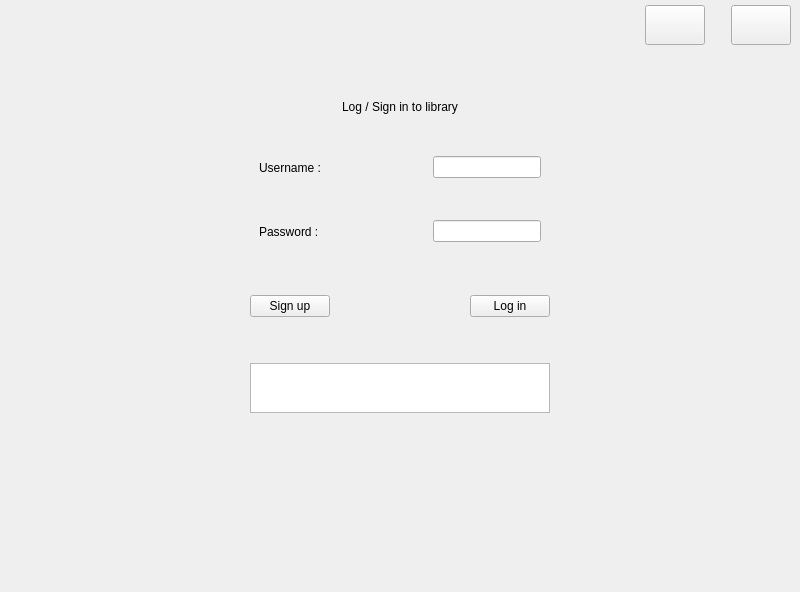
AminNaghiyan/uiap92_project, file Project/mainwindow.ui: the form before one commit.
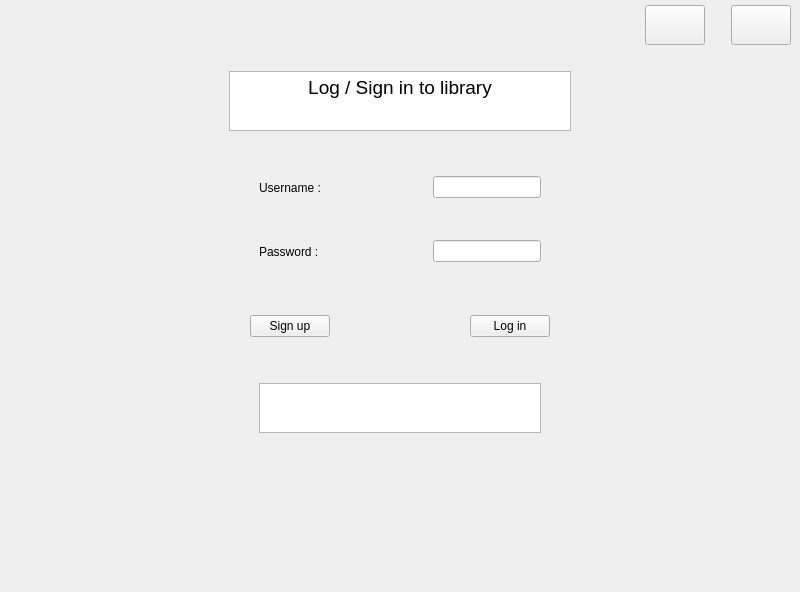
The form after the commit. Icons and pictures are not drawn.

The edit to the form file:
```diff
--- a/Project/mainwindow.ui
+++ b/Project/mainwindow.ui
@@ -97,13 +97,29 @@
       </item>
      </layout>
     </item>
+    <item>
+     <spacer name="verticalSpacer_3">
+      <property name="orientation">
+       <enum>Qt::Vertical</enum>
+      </property>
+      <property name="sizeType">
+       <enum>QSizePolicy::Fixed</enum>
+      </property>
+      <property name="sizeHint" stdset="0">
+       <size>
+        <width>20</width>
+        <height>20</height>
+       </size>
+      </property>
+     </spacer>
+    </item>
     <item>
      <layout class="QHBoxLayout" name="horizontalLayout_9">
       <property name="leftMargin">
        <number>0</number>
       </property>
       <property name="topMargin">
-       <number>40</number>
+       <number>0</number>
       </property>
       <property name="rightMargin">
        <number>0</number>
@@ -121,58 +137,33 @@
         </property>
         <property name="sizeHint" stdset="0">
          <size>
-          <width>200</width>
-          <height>0</height>
+          <width>220</width>
+          <height>20</height>
          </size>
         </property>
        </spacer>
       </item>
       <item>
-       <widget class="QWidget" name="verticalWidget_2" native="true">
+       <widget class="QTextBrowser" name="textBrowser_2">
         <property name="sizePolicy">
          <sizepolicy hsizetype="Fixed" vsizetype="Fixed">
-          <horstretch>200</horstretch>
-          <verstretch>100</verstretch>
+          <horstretch>0</horstretch>
+          <verstretch>0</verstretch>
          </sizepolicy>
         </property>
-        <property name="minimumSize">
+        <property name="maximumSize">
          <size>
-          <width>0</width>
-          <height>40</height>
+          <width>16777214</width>
+          <height>60</height>
          </size>
         </property>
-        <layout class="QVBoxLayout" name="verticalLayout_9">
-         <property name="topMargin">
-          <number>1</number>
-         </property>
-         <item>
-          <widget class="QLabel" name="label_3">
-           <property name="sizePolicy">
-            <sizepolicy hsizetype="Fixed" vsizetype="Fixed">
-             <horstretch>10</horstretch>
-             <verstretch>10</verstretch>
-            </sizepolicy>
-           </property>
-           <property name="minimumSize">
-            <size>
-             <width>10</width>
-             <height>10</height>
-            </size>
-           </property>
-           <property name="font">
-            <font>
-             <strikeout>false</strikeout>
-            </font>
-           </property>
-           <property name="layoutDirection">
-            <enum>Qt::LeftToRight</enum>
-           </property>
-           <property name="text">
-            <string>Log / Sign in to library</string>
-           </property>
-          </widget>
-         </item>
-        </layout>
+        <property name="html">
+         <string>&lt;!DOCTYPE HTML PUBLIC &quot;-//W3C//DTD HTML 4.0//EN&quot; &quot;http://www.w3.org/TR/REC-html40/strict.dtd&quot;&gt;
+&lt;html&gt;&lt;head&gt;&lt;meta name=&quot;qrichtext&quot; content=&quot;1&quot; /&gt;&lt;style type=&quot;text/css&quot;&gt;
+p, li { white-space: pre-wrap; }
+&lt;/style&gt;&lt;/head&gt;&lt;body style=&quot; font-family:'MS Shell Dlg 2'; font-size:8.05594pt; font-weight:400; font-style:normal;&quot;&gt;
+&lt;p align=&quot;center&quot; dir='rtl' style=&quot; margin-top:0px; margin-bottom:0px; margin-left:0px; margin-right:0px; -qt-block-indent:0; text-indent:0px;&quot;&gt;&lt;span style=&quot; font-size:14pt;&quot;&gt;Log / Sign in to library&lt;/span&gt;&lt;/p&gt;&lt;/body&gt;&lt;/html&gt;</string>
+        </property>
        </widget>
       </item>
       <item>
@@ -185,7 +176,7 @@
         </property>
         <property name="sizeHint" stdset="0">
          <size>
-          <width>200</width>
+          <width>220</width>
           <height>20</height>
          </size>
         </property>
@@ -193,6 +184,22 @@
       </item>
      </layout>
     </item>
+    <item>
+     <spacer name="verticalSpacer_5">
+      <property name="orientation">
+       <enum>Qt::Vertical</enum>
+      </property>
+      <property name="sizeType">
+       <enum>QSizePolicy::Fixed</enum>
+      </property>
+      <property name="sizeHint" stdset="0">
+       <size>
+        <width>20</width>
+        <height>20</height>
+       </size>
+      </property>
+     </spacer>
+    </item>
     <item>
      <layout class="QHBoxLayout" name="horizontalLayout_5">
       <property name="leftMargin">
@@ -431,18 +438,18 @@
         <property name="sizePolicy">
          <sizepolicy hsizetype="Fixed" vsizetype="Fixed">
           <horstretch>0</horstretch>
-          <verstretch>0</verstretch>
+          <verstretch>1</verstretch>
          </sizepolicy>
         </property>
         <property name="minimumSize">
          <size>
-          <width>300</width>
-          <height>10</height>
+          <width>282</width>
+          <height>1</height>
          </size>
         </property>
         <property name="maximumSize">
          <size>
-          <width>2000</width>
+          <width>1981</width>
           <height>50</height>
          </size>
         </property>
```
Left out of the diff: 12 changed lines with no effect on the pictures.
